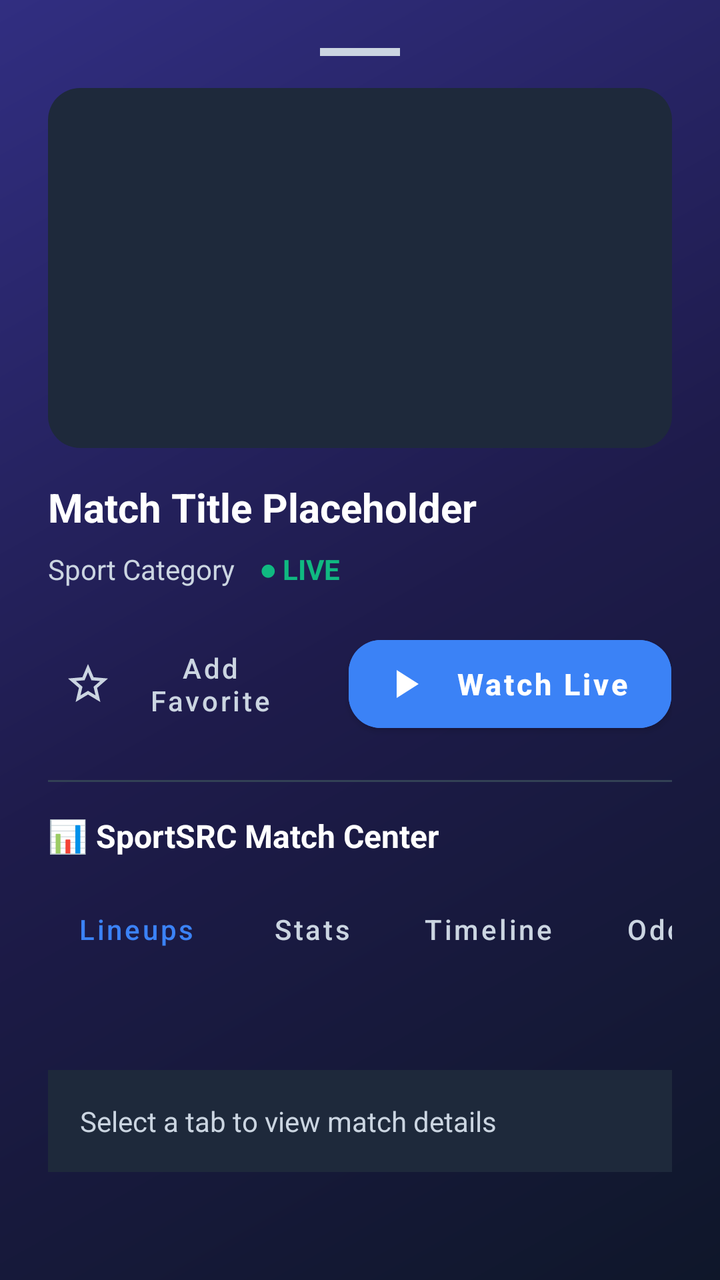
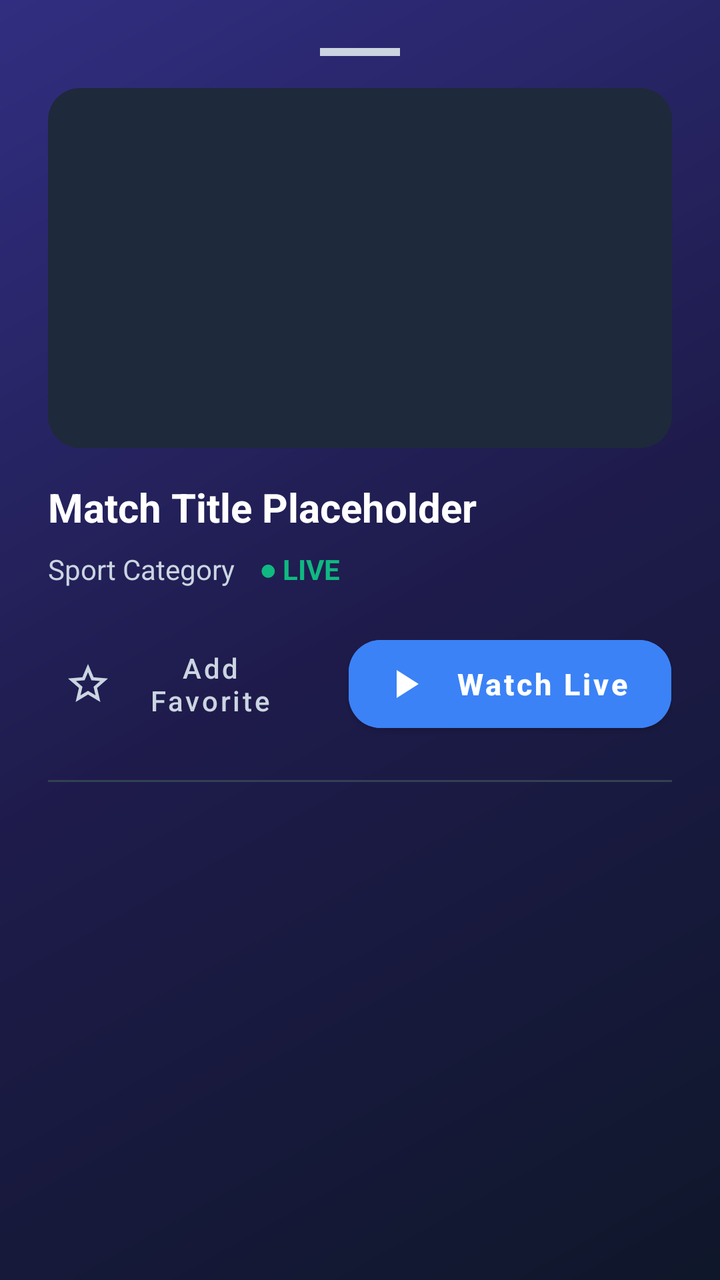

Compare the two renders of this Android layout. The source of the first and the diff that turns it into the second are given below.
<!-- AndroidManifest.xml: application theme Theme.MaterialComponents.DayNight.NoActionBar -->
<!-- res/layout/bottom_sheet_stream_detail.xml -->
<?xml version="1.0" encoding="utf-8"?>
<androidx.core.widget.NestedScrollView xmlns:android="http://schemas.android.com/apk/res/android"
    xmlns:app="http://schemas.android.com/apk/res-auto"
    android:layout_width="match_parent"
    android:layout_height="wrap_content"
    android:fillViewport="true"
    android:background="@drawable/bg_glass_gradient">

    <androidx.constraintlayout.widget.ConstraintLayout
        android:layout_width="match_parent"
        android:layout_height="wrap_content"
        android:padding="24dp">

        
        <View
            android:id="@+id/drag_handle"
            android:layout_width="40dp"
            android:layout_height="4dp"
            android:background="@color/glass_text_secondary"
            android:layout_gravity="center_horizontal"
            app:layout_constraintTop_toTopOf="parent"
            app:layout_constraintStart_toStartOf="parent"
            app:layout_constraintEnd_toEndOf="parent" />

        
        <androidx.cardview.widget.CardView
            android:id="@+id/cv_detail_thumbnail"
            android:layout_width="match_parent"
            android:layout_height="180dp"
            android:layout_marginTop="16dp"
            app:cardCornerRadius="16dp"
            app:cardElevation="0dp"
            app:cardBackgroundColor="@android:color/transparent"
            app:layout_constraintTop_toBottomOf="@id/drag_handle"
            app:layout_constraintStart_toStartOf="parent"
            app:layout_constraintEnd_toEndOf="parent">
            
            <ImageView
                android:id="@+id/iv_detail_thumbnail"
                android:layout_width="match_parent"
                android:layout_height="match_parent"
                android:scaleType="centerCrop"
                android:background="#1E293B"
                android:contentDescription="Match Preview" />
        </androidx.cardview.widget.CardView>

        
        <TextView
            android:id="@+id/tv_detail_title"
            android:layout_width="match_parent"
            android:layout_height="wrap_content"
            android:layout_marginTop="16dp"
            android:textColor="@color/glass_text_primary"
            android:textSize="20sp"
            android:textStyle="bold"
            android:text="Match Title Placeholder"
            app:layout_constraintTop_toBottomOf="@id/cv_detail_thumbnail"
            app:layout_constraintStart_toStartOf="parent"
            app:layout_constraintEnd_toEndOf="parent" />

        
        <TextView
            android:id="@+id/tv_detail_category"
            android:layout_width="wrap_content"
            android:layout_height="wrap_content"
            android:layout_marginTop="8dp"
            android:textColor="@color/glass_text_secondary"
            android:textSize="14sp"
            android:text="Sport Category"
            app:layout_constraintTop_toBottomOf="@id/tv_detail_title"
            app:layout_constraintStart_toStartOf="parent" />

        
        <TextView
            android:id="@+id/tv_detail_live_badge"
            android:layout_width="wrap_content"
            android:layout_height="wrap_content"
            android:layout_marginStart="12dp"
            android:text="● LIVE"
            android:textColor="@color/neon_green"
            android:textSize="14sp"
            android:textStyle="bold"
            app:layout_constraintTop_toTopOf="@id/tv_detail_category"
            app:layout_constraintBottom_toBottomOf="@id/tv_detail_category"
            app:layout_constraintStart_toEndOf="@id/tv_detail_category" />

        
        <LinearLayout
            android:id="@+id/layout_actions"
            android:layout_width="match_parent"
            android:layout_height="wrap_content"
            android:layout_marginTop="20dp"
            android:orientation="horizontal"
            android:gravity="center"
            app:layout_constraintTop_toBottomOf="@id/tv_detail_category"
            app:layout_constraintStart_toStartOf="parent"
            app:layout_constraintEnd_toEndOf="parent">

            
            <com.google.android.material.button.MaterialButton
                android:id="@+id/btn_detail_favorite"
                style="@style/Widget.MaterialComponents.Button.TextButton.Icon"
                android:layout_width="0dp"
                android:layout_height="56dp"
                android:layout_weight="1"
                android:layout_marginEnd="8dp"
                android:text="Add Favorite"
                android:textColor="@color/glass_text_secondary"
                app:icon="@drawable/ic_star_border"
                app:iconTint="@color/glass_text_secondary"
                android:textSize="14sp"
                android:textAllCaps="false" />

            
            <com.google.android.material.button.MaterialButton
                android:id="@+id/btn_detail_watch"
                android:layout_width="0dp"
                android:layout_height="56dp"
                android:layout_weight="1.2"
                android:layout_marginStart="8dp"
                android:text="Watch Live"
                android:textColor="@color/glass_text_primary"
                android:backgroundTint="@color/neon_blue"
                app:icon="@drawable/ic_play"
                app:iconTint="@color/glass_text_primary"
                android:textSize="15sp"
                android:textStyle="bold"
                android:textAllCaps="false"
                app:cornerRadius="16dp" />

        </LinearLayout>

        
        <View
            android:id="@+id/divider_match_center"
            android:layout_width="match_parent"
            android:layout_height="1dp"
            android:layout_marginTop="20dp"
            android:background="#334155"
            app:layout_constraintTop_toBottomOf="@id/layout_actions" />

        
        <TextView
            android:id="@+id/tv_match_center_title"
            android:layout_width="wrap_content"
            android:layout_height="wrap_content"
            android:layout_marginTop="16dp"
            android:text="📊 SportSRC Match Center"
            android:textColor="@color/glass_text_primary"
            android:textSize="16sp"
            android:textStyle="bold"
            app:layout_constraintTop_toBottomOf="@id/divider_match_center"
            app:layout_constraintStart_toStartOf="parent" />

        
        <HorizontalScrollView
            android:id="@+id/hsv_tabs"
            android:layout_width="match_parent"
            android:layout_height="wrap_content"
            android:layout_marginTop="12dp"
            android:scrollbars="none"
            app:layout_constraintTop_toBottomOf="@id/tv_match_center_title">

            <LinearLayout
                android:layout_width="wrap_content"
                android:layout_height="wrap_content"
                android:orientation="horizontal">

                <com.google.android.material.button.MaterialButton
                    android:id="@+id/btn_tab_lineups"
                    style="@style/Widget.MaterialComponents.Button.TextButton"
                    android:layout_width="wrap_content"
                    android:layout_height="wrap_content"
                    android:text="Lineups"
                    android:textColor="@color/neon_blue"
                    android:textAllCaps="false"/>

                <com.google.android.material.button.MaterialButton
                    android:id="@+id/btn_tab_stats"
                    style="@style/Widget.MaterialComponents.Button.TextButton"
                    android:layout_width="wrap_content"
                    android:layout_height="wrap_content"
                    android:text="Stats"
                    android:textColor="@color/glass_text_secondary"
                    android:textAllCaps="false"/>

                <com.google.android.material.button.MaterialButton
                    android:id="@+id/btn_tab_timeline"
                    style="@style/Widget.MaterialComponents.Button.TextButton"
                    android:layout_width="wrap_content"
                    android:layout_height="wrap_content"
                    android:text="Timeline"
                    android:textColor="@color/glass_text_secondary"
                    android:textAllCaps="false"/>

                <com.google.android.material.button.MaterialButton
                    android:id="@+id/btn_tab_odds"
                    style="@style/Widget.MaterialComponents.Button.TextButton"
                    android:layout_width="wrap_content"
                    android:layout_height="wrap_content"
                    android:text="Odds"
                    android:textColor="@color/glass_text_secondary"
                    android:textAllCaps="false"/>

                <com.google.android.material.button.MaterialButton
                    android:id="@+id/btn_tab_votes"
                    style="@style/Widget.MaterialComponents.Button.TextButton"
                    android:layout_width="wrap_content"
                    android:layout_height="wrap_content"
                    android:text="Predictions"
                    android:textColor="@color/glass_text_secondary"
                    android:textAllCaps="false"/>

            </LinearLayout>
        </HorizontalScrollView>

        
        <FrameLayout
            android:id="@+id/fl_match_center_content"
            android:layout_width="match_parent"
            android:layout_height="wrap_content"
            android:layout_marginTop="16dp"
            android:padding="16dp"
            android:background="#1E293B"
            app:layout_constraintTop_toBottomOf="@id/hsv_tabs"
            app:layout_constraintBottom_toBottomOf="parent">

            <TextView
                android:id="@+id/tv_match_center_display"
                android:layout_width="match_parent"
                android:layout_height="wrap_content"
                android:textColor="@color/glass_text_secondary"
                android:textSize="14sp"
                android:text="Select a tab to view match details" />
        </FrameLayout>

    </androidx.constraintlayout.widget.ConstraintLayout>
</androidx.core.widget.NestedScrollView>
<!-- resources referenced by this layout -->
<resources>
  <color name="glass_text_primary">#FFFFFF</color>
  <color name="glass_text_secondary">#CBD5E1</color>
  <color name="neon_blue">#3B82F6</color>
  <color name="neon_green">#10B981</color>
  <!-- drawable bg_glass_gradient (drawable) -->
  <?xml version="1.0" encoding="utf-8"?>
  <shape xmlns:android="http://schemas.android.com/apk/res/android">
      <gradient
          android:angle="135"
          android:startColor="#0F172A"
          android:centerColor="#1E1B4B"
          android:endColor="#312E81"
          android:type="linear" />
  </shape>
  <!-- drawable ic_play (drawable) -->
  <vector xmlns:android="http://schemas.android.com/apk/res/android"
      android:width="24dp"
      android:height="24dp"
      android:viewportWidth="24"
      android:viewportHeight="24">
      <path
          android:fillColor="#FFFFFFFF"
          android:pathData="M8,5v14l11,-7z"/>
  </vector>
  <!-- drawable ic_star_border (drawable) -->
  <vector xmlns:android="http://schemas.android.com/apk/res/android"
      android:width="24dp"
      android:height="24dp"
      android:viewportWidth="24"
      android:viewportHeight="24">
      <path
          android:fillColor="#94A3B8"
          android:pathData="M22,9.24l-7.19,-0.62L12,2 9.19,8.63 2,9.24l5.46,4.73L5.82,21 12,17.27 18.18,21l-1.63,-7.03L22,9.24zM12,15.4l-3.76,2.27 1,-4.28 -3.32,-2.88 4.38,-0.38L12,6.1l1.71,4.03 4.38,0.38 -3.32,2.88 1,4.28L12,15.4z"/>
  </vector>
</resources>

<!-- the commit's change to res/layout/bottom_sheet_stream_detail.xml (unified diff, before → after) -->
@@ -140,99 +140,43 @@
             app:layout_constraintTop_toBottomOf="@id/layout_actions" />
 
         
-        <TextView
-            android:id="@+id/tv_match_center_title"
-            android:layout_width="wrap_content"
-            android:layout_height="wrap_content"
-            android:layout_marginTop="16dp"
-            android:text="📊 SportSRC Match Center"
-            android:textColor="@color/glass_text_primary"
-            android:textSize="16sp"
-            android:textStyle="bold"
-            app:layout_constraintTop_toBottomOf="@id/divider_match_center"
-            app:layout_constraintStart_toStartOf="parent" />
-
-        
-        <HorizontalScrollView
-            android:id="@+id/hsv_tabs"
-            android:layout_width="match_parent"
-            android:layout_height="wrap_content"
-            android:layout_marginTop="12dp"
-            android:scrollbars="none"
-            app:layout_constraintTop_toBottomOf="@id/tv_match_center_title">
-
-            <LinearLayout
-                android:layout_width="wrap_content"
-                android:layout_height="wrap_content"
-                android:orientation="horizontal">
-
-                <com.google.android.material.button.MaterialButton
-                    android:id="@+id/btn_tab_lineups"
-                    style="@style/Widget.MaterialComponents.Button.TextButton"
-                    android:layout_width="wrap_content"
-                    android:layout_height="wrap_content"
-                    android:text="Lineups"
-                    android:textColor="@color/neon_blue"
-                    android:textAllCaps="false"/>
-
-                <com.google.android.material.button.MaterialButton
-                    android:id="@+id/btn_tab_stats"
-                    style="@style/Widget.MaterialComponents.Button.TextButton"
-                    android:layout_width="wrap_content"
-                    android:layout_height="wrap_content"
-                    android:text="Stats"
-                    android:textColor="@color/glass_text_secondary"
-                    android:textAllCaps="false"/>
-
-                <com.google.android.material.button.MaterialButton
-                    android:id="@+id/btn_tab_timeline"
-                    style="@style/Widget.MaterialComponents.Button.TextButton"
-                    android:layout_width="wrap_content"
-                    android:layout_height="wrap_content"
-                    android:text="Timeline"
-                    android:textColor="@color/glass_text_secondary"
-                    android:textAllCaps="false"/>
-
-                <com.google.android.material.button.MaterialButton
-                    android:id="@+id/btn_tab_odds"
-                    style="@style/Widget.MaterialComponents.Button.TextButton"
-                    android:layout_width="wrap_content"
-                    android:layout_height="wrap_content"
-                    android:text="Odds"
-                    android:textColor="@color/glass_text_secondary"
-                    android:textAllCaps="false"/>
-
-                <com.google.android.material.button.MaterialButton
-                    android:id="@+id/btn_tab_votes"
-                    style="@style/Widget.MaterialComponents.Button.TextButton"
-                    android:layout_width="wrap_content"
-                    android:layout_height="wrap_content"
-                    android:text="Predictions"
-                    android:textColor="@color/glass_text_secondary"
-                    android:textAllCaps="false"/>
-
-            </LinearLayout>
-        </HorizontalScrollView>
-
-        
-        <FrameLayout
-            android:id="@+id/fl_match_center_content"
+        <LinearLayout
+            android:id="@+id/layout_servers_container"
             android:layout_width="match_parent"
             android:layout_height="wrap_content"
             android:layout_marginTop="16dp"
-            android:padding="16dp"
-            android:background="#1E293B"
-            app:layout_constraintTop_toBottomOf="@id/hsv_tabs"
+            android:orientation="vertical"
+            android:visibility="gone"
+            app:layout_constraintTop_toBottomOf="@id/divider_match_center"
             app:layout_constraintBottom_toBottomOf="parent">
 
             <TextView
-                android:id="@+id/tv_match_center_display"
+                android:id="@+id/tv_servers_title"
+                android:layout_width="wrap_content"
+                android:layout_height="wrap_content"
+                android:text="📡 Stream Servers"
+                android:textColor="@color/glass_text_primary"
+                android:textSize="16sp"
+                android:textStyle="bold" />
+
+            <TextView
+                android:id="@+id/tv_servers_hint"
                 android:layout_width="match_parent"
                 android:layout_height="wrap_content"
+                android:layout_marginTop="4dp"
+                android:text="Select a server to switch stream quality"
                 android:textColor="@color/glass_text_secondary"
-                android:textSize="14sp"
-                android:text="Select a tab to view match details" />
-        </FrameLayout>
+                android:textSize="13sp" />
+
+            
+            <LinearLayout
+                android:id="@+id/layout_server_list"
+                android:layout_width="match_parent"
+                android:layout_height="wrap_content"
+                android:layout_marginTop="12dp"
+                android:orientation="vertical" />
+
+        </LinearLayout>
 
     </androidx.constraintlayout.widget.ConstraintLayout>
 </androidx.core.widget.NestedScrollView>
